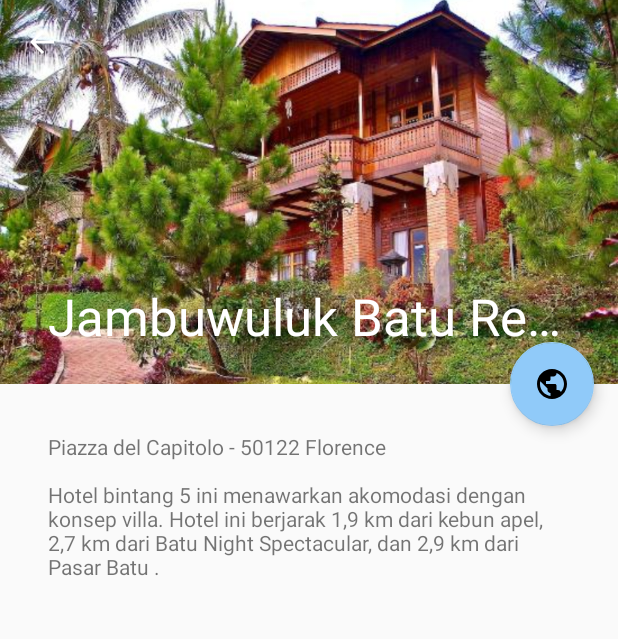
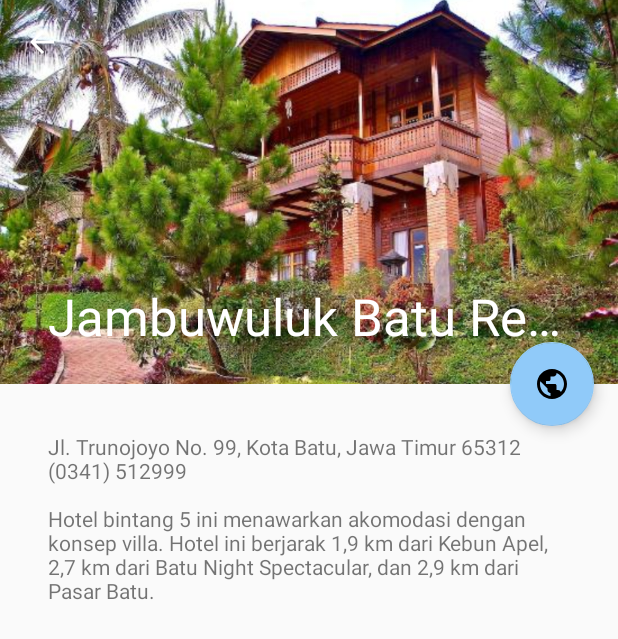
Before and after one commit to ochaperdana/SleepWhere, an Android app: the MainActivity screen opened directly, with no data from a screen before it, after a tap on "Jambuwuluk Batu Resort", on a phone screen of 412 x 824 dp. Shown: the top 639 px of the screen. Run offline under Robolectric (Android 15) with nearby library versions, the phone set to English and light mode, and no system bars; pictures from the network do not load.

Commit message:
(+)Adding some info

```diff
--- a/app/src/main/res/values/arrays.xml
+++ b/app/src/main/res/values/arrays.xml
@@ -25,34 +25,40 @@
         <item>Kampung Lumbung Boutique Hotel</item>
         <item>Villa Mulyono</item>
         <item>Pondok Jatim Park Hotel</item>
-        <item>Bungan Matahari Guest House</item>
+        <item>Bunga Matahari Guest House</item>
         <item>De Daunan Boutique Guest House</item>
         <item>The Batu Villas</item>
         <item>Pondok Alamanda Hotel</item>
         <item>Sumber Hotel</item>
         <item>Villa dan Hotel Family Gradia</item>
         <item>Hotel Prima Asri</item>
+        <item>Best Western OJ Hotel</item>
+        <item>Swiss-BelInn Hotel</item>
+        <item>Hotel Tugu</item>
+        <item>Hotel Kertanegara</item>
     </string-array>
     <string-array name="place_desc">
         <item>The Singhasari Resort adalah hotel bintang 5 yang menawarkan fasilitas yang mewah dan layanan profesional. Hotel ini menyediakan 193 kamar tamu. The Singhasari Resort berjarak 3 km dari Jatim Park dan 3,2 km dari pasar buah dan sayuran. Sementara itu BNS dapat dicapai dengan jarak 3,8 km
         </item>
-        <item>Hotel bintang 5 ini menawarkan akomodasi dengan konsep villa. Hotel ini berjarak 1,9 km dari kebun apel, 2,7 km dari Batu Night Spectacular, dan 2,9 km dari Pasar Batu .</item>
-        <item>Malang Hotel di kawasan Batu ini menawarkan 115 kamar tamu yang terdiri dari beberapa tipe. Berjalan 12 menit dari hotel, Anda akan menjumpai kebun apel. Berjalan 18 menit Anda akan mencapai Batu Night Spectacular. Hotel ini berjarak 1,6 km dari pasar Batu. Hotel Kartika Wijaya menawarkan lokasi yang sempurna dengan layanan staf yang sangat ramah.</item>
-        <item>Hotel bintang 4 ini menawarkan akomodasi yang nyaman dengan pilihan 132 kamar tamu. Hotel yang dibangun pada tahun 1992 ini, menawarka fasilitas yang lengkap dan mewah untuk membuat liburan Anda lebih berkesan.</item>
-        <item>Purnama Hotel ini sangat cocok bagi anda yang hobi berenang karena letaknya yang dekat sekali dengan kawasan wisata Selecta. Menyediakan kamar 158 dan fasilitas wifi gratis. Dan harga relatif murah mulai dengan IDR 510.331. </item>
-        <item>Kusuma Agrowisata Hotel merupakan yang cukup murah di daerah kawasan wisata batu. Dengan harga mulai dari Rp.452.273 merupakan harga yang sangat terjangkau bagi anda. Serta menyediakan kamar berjumlah 150 serta fasilitas Wi-Fi gratis.</item>
+        <item>Hotel bintang 5 ini menawarkan akomodasi dengan konsep villa. Hotel ini berjarak 1,9 km dari Kebun Apel, 2,7 km dari Batu Night Spectacular, dan 2,9 km dari Pasar Batu.</item>
+        <item>Malang Hotel di kawasan Batu ini menawarkan 115 kamar tamu yang terdiri dari beberapa tipe. Berjalan 12 menit dari hotel, Anda akan menjumpai Kebun Apel. Berjalan 18 menit Anda akan mencapai Batu Night Spectacular. Hotel ini berjarak 1,6 km dari Pasar Batu. Hotel Kartika Wijaya menawarkan lokasi yang sempurna dengan layanan staf yang sangat ramah.</item>
+        <item>Hotel bintang 4 ini menawarkan akomodasi yang nyaman dengan pilihan 132 kamar tamu. Hotel yang dibangun pada tahun 1992 ini, menawarkan fasilitas yang lengkap dan mewah untuk membuat liburan Anda lebih berkesan.</item>
+        <item>Purnama Hotel ini sangat cocok bagi anda yang hobi berenang karena letaknya yang dekat sekali dengan kawasan wisata Selecta. Menyediakan kamar 158 dan fasilitas wifi gratis. Dan harga relatif murah mulai dari IDR 510.331. </item>
+        <item>Kusuma Agrowisata Hotel merupakan yang cukup murah di daerah kawasan wisata Batu. Dengan harga mulai dari Rp.452.273 merupakan harga yang sangat terjangkau bagi anda. Serta menyediakan kamar berjumlah 150 serta fasilitas Wi-Fi gratis.</item>
         <item>Kampung Lumbung Boutique Hotel memberi pemandangan spektakuler, desain yang unik, udara segar, murni air pegunungan, alam yang besar dan lanskap semua dalam arsitektur New Java. Dengan harga mulai dari IDR 764.706.</item>
         <item>Malang Hotel bintang 3 ini menawarkan akomodasi berkonsep villa. Ada dua villa yang dapat dipilih di Villa Mulyono ini. Semuanya menawarkan suasana yang nyaman dan tenang serta didukung dengan fasilitas premium untuk menjamin kenyamanan setiap tamu seperti dapur, taman, dan kolam renang.</item>
         <item>Pondok Jawa Timur Park Hotel dan Cafe, Pilihan keluarga terbaik untuk tinggal di Batu, Hotel ini terletak di depan di Jawa Timur Park 1.Dengan desain arsitektur yang menarik menambah kesan mewah bagi hotel ini. Harga yang ditawarkan relatif murah kisaran IDR 351.240</item>
-        <item>Hotel terletak di Batu. Akses Wi-Fi gratis tersedia di area umum akomodasi. Museum Angkut hanya berselang 2 menit berkendara.
-Setiap kamar di guest house ini dilengkapi dengan TV layar datar, lemari pakaian, dan area tempat duduk. Kamar mandi pribadinya mencakup shower dan handuk.Dengan harga IDR 395.000</item>
-        <item>de Daunan kami menawarkan sebuah rumah tamu dengan suasana dan pengaturan alam, kehidupan yang ramah lingkungan, dan tidak adanya orang banyak.bertema kami bertujuan untuk menempatkan sedikit kembali ke alam dengan kombinasi pemandangan indah dan kegiatan kerajinan tradisional.</item>
-        <item>The Batu Villas menyediakan pelayanan yang ramah dan fasilitas modern. Kami menjamin masa menginap yang menyenangkan bagi para tamu dengan layanan kami yang personal dan berbagai macam fasilitas modern yang tersedia </item>
+        <item>Hotel terletak di Batu. Akses Wi-Fi gratis tersedia di area umum akomodasi. Museum Angkut hanya berselang 2 menit berkendara. Setiap kamar di guest house ini dilengkapi dengan TV layar datar, lemari pakaian, dan area tempat duduk. Kamar mandi pribadinya mencakup shower dan handuk.Dengan harga IDR 395.000</item>
+        <item>De Daunan menawarkan sebuah rumah tamu dengan suasana dan pengaturan alam, kehidupan yang ramah lingkungan. Hal ini bertujuan untuk menerapkan konsep back to nature dengan kombinasi pemandangan indah dan kegiatan kerajinan tradisional.</item>
+        <item>The Batu Villas menyediakan pelayanan yang ramah dan fasilitas modern. Jaminan masa menginap yang menyenangkan bagi para tamu dengan layanan yang personal dan berbagai macam fasilitas modern yang tersedia </item>
         <item>Menawarkan sebuah kolam renang outdoor, restoran, dan parkir gratis. Semua bungalow di Alamanda Pondok memiliki arsitektur Toraja, menampilkan jendela-jendela besar yang memberikan banyak cahaya alami</item>
-        <item>Terletak dalam jarak dekat dengan lokasi wisata Batu seperti Jatim Park, Batu Night Spectacular (BNS) dan kebun binatang rahasia yang terkenal, hotel ini menawarkan kenyamanan dan ramah lingkungan. Setiap kamar dilengkapi kamar mandi dan fasilitas kamar yang tersedia. Fasilitas termasuk ruang pertemuan dan sebuah kafe taman yang menyajikan hidangan Indonesia.</item>
+        <item>Terletak dalam jarak dekat dengan lokasi wisata Batu seperti Jatim Park, Batu Night Spectacular (BNS) dan Batu Secret Zoo serta Museum Satwa yang terkenal, hotel ini menawarkan kenyamanan dan ramah lingkungan. Setiap kamar dilengkapi kamar mandi dan fasilitas kamar yang tersedia. Fasilitas termasuk ruang pertemuan dan sebuah kafe taman yang menyajikan hidangan Indonesia.</item>
         <item>Villa dan Family Hotel Gradia menawarkan penginapan keluarga yang menyenangkan dan memberikan para tamu kesegaran dari keindahan alam Batu. Dekat dengan tempat wisata, seperti Jatim Park, Kusuma Agrowisata, Batu Night Spectacular (BNS), dan Batu Secret Zoo.</item>
         <item>Hotel Prima Asri 153 Batu terletak di Jantung Kota Batu, lokasi strategis, bersebelahan dengan Jatim Park 2 dan tidak jauh dari area bisnis dan hiburan di Batu. Hanya 5 menit jalan kaki ke Kusuma Argo WISATA, di mana Anda dapat memetik apel segar. Kamar dilengkapi dengan kamar mandi dan sejumlah fasilitas. Para tamu juga dapat menikmati sarapan di restoran atau dalam privasi kamar Anda setiap pagi.</item>
-
+        <item>Best Western OJ adalah hotel dengan lokasi yang strategis dan menawarkan kemudahan bagi para wisatawan untuk mengakses berbagai atraksi wisata populer yang ada di Malang. Setiap kamar tamu di Hotel Best Western ini telah dilengkapi dengan berbagai fasilitas yang lengkap dan memadai. Hotel Best Western OJ Malang menawarkan 129 kamar tamu yang terbagi menjadi beberapa tipe yaitu Superior, Deluxe, Super Deluxe, dan Suite Junior dengan tarif mulai dari Rp. 387.066 per malam.</item>
+        <item>Hotel Swiss-BellInn terletak di pusat Kota Malang yang berjarak 4 km dari Museum Malang Tempoe Doeleoe dan 12 km dari Candi Singosari. Tersedia berbagai kelas kamar dengan varian harga yang bermacam-macam. Hotel mudah dicapai dengan angkutan umum dari terminal, stasiun maupun bandara serta mudah diakses dengan kendaraan pribadi.</item>
+        <item>Hotel Tugu terletak di pusat Kota Lama Malang dengan arsitektur kuno. Dekat dengan Kantor Balaikota, Alun-alun Malang, Monumen Tugu, Museum Malang Tempoe Doeleoe serta sangat dekat dengan Stasiun Malang.</item>
+        <item>Hotel Kertanegara adalah hotel bintang 3 yang dapat diakses dengan mudah dari Stasiun Malang yang berjarak sekitar 1.8 km dan juga dapat mengakses Museum Brawijaya yang hanya berjarak 6 menit jika ditempuh dengan jalan kaki.</item>
     </string-array>
     <string-array name="place_details">
         <item> </item>
@@ -71,26 +77,32 @@
         <item> </item>
         <item> </item>
         <item> </item>
+        <item> </item>
+        <item> </item>
+        <item> </item>
+        <item> </item>
     </string-array>
     <string-array name="place_locations">
-        <item>8 Rue Scribe, 75009 Paris, France</item>
-        <item>Piazza del Capitolo - 50122 Florence</item>
-        <item>New York City</item>
-        <item>2-3-1 Asakusa, Taitō-ku, Tokyo, Japan</item>
-        <item>At Meydanı No:7, 34122 Fatih/İstanbul, Turkey</item>
-        <item>Cape Town, South Africa</item>
-        <item>8 Rue Scribe, 75009 Paris, France</item>
-        <item>Piazza del Capitolo - 50122 Florence</item>
-        <item>New York City</item>
-        <item>2-3-1 Asakusa, Taitō-ku, Tokyo, Japan</item>
-        <item>At Meydanı No:7, 34122 Fatih/İstanbul, Turkey</item>
-        <item>Cape Town, South Africa</item>
-        <item>8 Rue Scribe, 75009 Paris, France</item>
-        <item>Piazza del Capitolo - 50122 Florence</item>
-        <item>New York City</item>
-        <item>2-3-1 Asakusa, Taitō-ku, Tokyo, Japan</item>
-        <item>At Meydanı No:7, 34122 Fatih/İstanbul, Turkey</item>
-        <item>Cape Town, South Africa</item>
+        <item>Jl. Ir. Soekarno No. 120, Kecamatan Batu, Kec. Batu, Jawa Timur 65326 (0341) 513333</item>
+        <item>Jl. Trunojoyo No. 99, Kota Batu, Jawa Timur 65312 (0341) 512999</item>
+        <item>No. 127, Gg. V, Ngaglik, Kota Batu, Jawa Timur 65311 (0341) 592600</item>
+        <item>Jl. Indragiri No.4, Pesanggrahan, Kec. Batu, Kota Batu, Jawa Timur 65318 (0341) 593083</item>
+        <item>Jl. Raya Selecta No. 1-15, Kota Batu, Jawa Timur (0341) 592700</item>
+        <item>Jl. Abdul Gani Atas, Ngaglik, Kec. Batu, Kota Batu, Jawa Timur 65311 0800 1593333</item>
+        <item>Jl. Ir Sukarno, Puskesmas Dalam No 1 - Baji, Batu City, East Java 63236 0851-0444-4142</item>
+        <item>Jalan Salam, Bumiaji, Kota Batu, Jawa Timur 324006 0813-1164-6468</item>
+        <item>Jl. Kartika, Sisir, Kec. Batu, Kota Batu, Jawa Timur (0341) 591666</item>
+        <item>Jalan Suropati No. 49, Ngaglik, Kec. Batu, Kota Batu, Jawa Timur 65311 (0341) 592806</item>
+        <item>Jl. Trunojoyo No. 2, Junrejo, Kec. Batu, Jawa Timur 65141 (0341) 594466</item>
+        <item>Jalan Sultan Agung No. 29, Kota Batu, Jawa Timur 65314 (0341) 592955</item>
+        <item>Jl. Bukit Berbunga No.14, Sidomulyo, Kec. Batu, Kota Batu, Jawa Timur 65317 (0341) 592717</item>
+        <item>Jl. Darsono Bar. No.14, Ngaglik, Kec. Batu, Kota Batu, Jawa Timur 65311 (0341) 591467</item>
+        <item>Jalan Ikhwan Hadi No. 47 - 49, Kelurahan Ngaglik, Kecamatan Batu, Kec. Batu, Kota Batu, Jawa Timur 65311 (0341) 591812</item>
+        <item>Jalan Imam Bonjol Atas, no.36, Sisir, Kecamatan Batu, Kota Batu, Jawa Timur 65314 (0341) 595551</item>
+        <item>Jalan Dr. Cipto No. 11, Kota Malang, Jawa Timur 65111 (0341) 368888</item>
+        <item>Jalan Veteran No.8A, Penanggungan, Klojen, Kota Malang, Jawa Timur 65145 (0341) 550368</item>
+        <item>Jalan Tugu No.3, Kauman, Klojen, Malang, Kota Malang, Jawa Timur 65119 (0341) 363891</item>
+        <item>Jl. Semeru No.59, Gading Kasri, Klojen, Kota Malang, Jawa Timur 65115 (0341) 368992</item>
     </string-array>
     <array name="places_picture">
         <item>@drawable/a</item>
@@ -109,5 +121,9 @@
         <item>@drawable/n</item>
         <item>@drawable/o</item>
         <item>@drawable/p</item>
+        <item>@drawable/q</item>
+        <item>@drawable/r</item>
+        <item>@drawable/s</item>
+        <item>@drawable/t</item>
     </array>
 </resources>
```
Also changed, not shown: app/src/main/res/drawable/q.jpg (added), app/src/main/res/drawable/r.jpeg (added), app/src/main/res/drawable/t.jpg (added), 1 other file.
